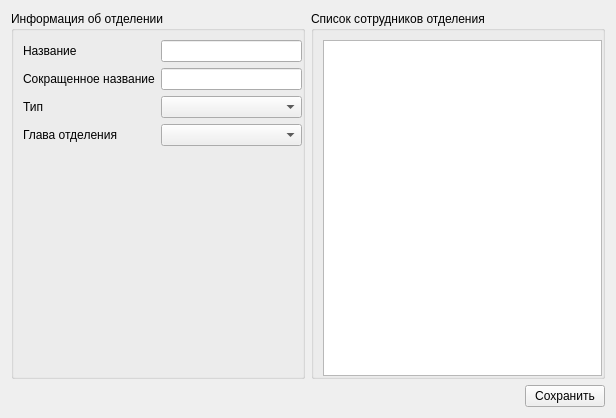
The window that src/departments/departmenteditwidget.ui (megakoko/m-system) describes before a commit, drawn with Qt 5.
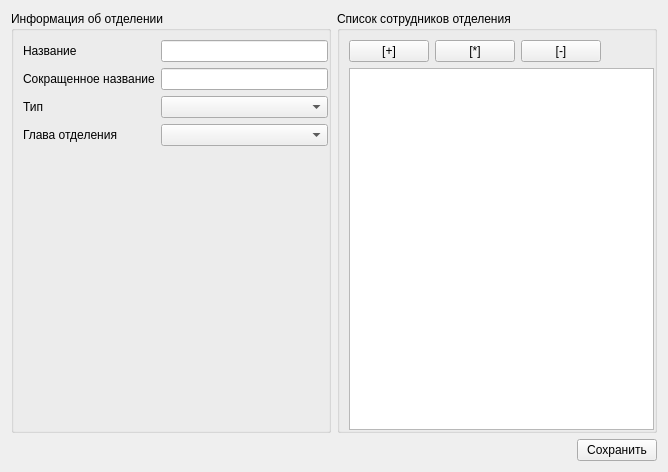
The same window after the commit.

What changed in the file:
```diff
--- a/src/departments/departmenteditwidget.ui
+++ b/src/departments/departmenteditwidget.ui
@@ -6,8 +6,8 @@
    <rect>
     <x>0</x>
     <y>0</y>
-    <width>616</width>
-    <height>418</height>
+    <width>668</width>
+    <height>472</height>
    </rect>
   </property>
   <property name="windowTitle">
@@ -83,6 +83,44 @@
         <property name="bottomMargin">
          <number>0</number>
         </property>
+        <item>
+         <layout class="QHBoxLayout" name="horizontalLayout_3">
+          <item>
+           <widget class="QPushButton" name="m_addStaffToDepartment">
+            <property name="text">
+             <string>[+]</string>
+            </property>
+           </widget>
+          </item>
+          <item>
+           <widget class="QPushButton" name="m_editStaffInDepartment">
+            <property name="text">
+             <string>[*]</string>
+            </property>
+           </widget>
+          </item>
+          <item>
+           <widget class="QPushButton" name="m_deleteStaffFromDepartment">
+            <property name="text">
+             <string>[-]</string>
+            </property>
+           </widget>
+          </item>
+          <item>
+           <spacer name="horizontalSpacer_2">
+            <property name="orientation">
+             <enum>Qt::Horizontal</enum>
+            </property>
+            <property name="sizeHint" stdset="0">
+             <size>
+              <width>40</width>
+              <height>20</height>
+             </size>
+            </property>
+           </spacer>
+          </item>
+         </layout>
+        </item>
         <item>
          <widget class="QListWidget" name="m_departmentStaff"/>
         </item>
```
